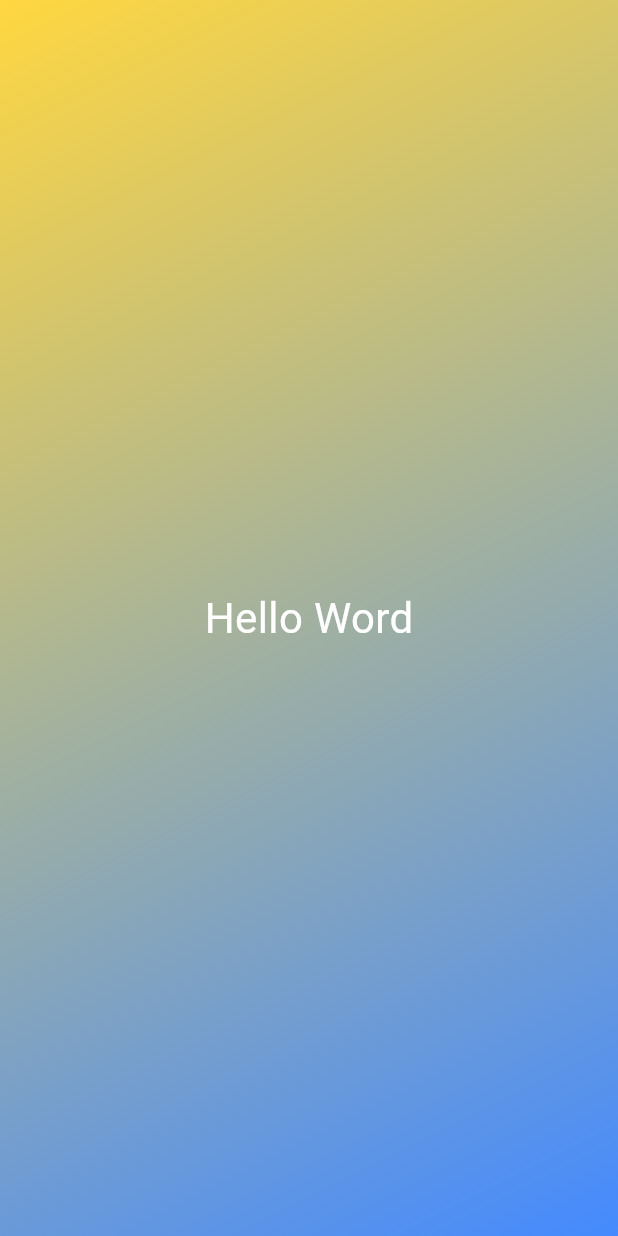
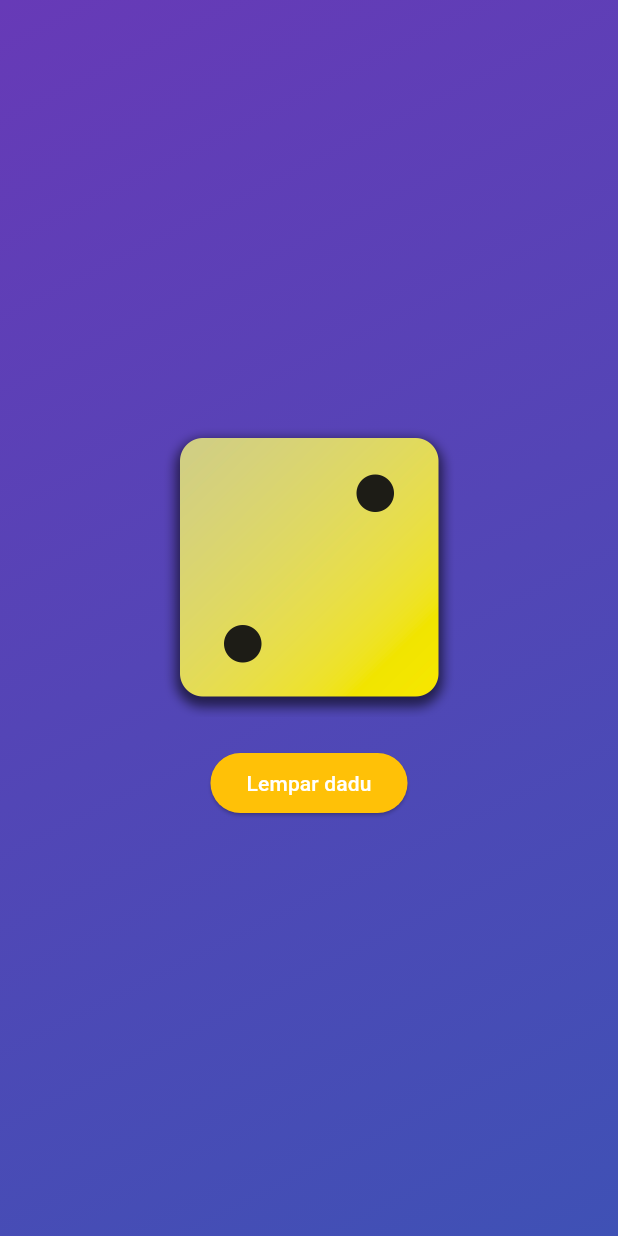
Before and after one commit to arissugiyono/roll_dice_app, a Flutter app: the screen it shows after launch, on a phone screen of 412 x 824 dp. Run offline on Flutter 3.47's test engine with Material 3 defaults, Android fonts, the phone set to English and light mode, and no system bars.

Commit message:
add: button radom dice

```diff
--- /dev/null
+++ b/lib/dice_roller.dart
@@ -0,0 +1,46 @@
+import 'package:flutter/material.dart';
+import 'dart:math';
+
+final randomizer = Random();
+
+class DiceRoller extends StatefulWidget {
+  const DiceRoller({super.key});
+
+  @override
+  State<DiceRoller> createState() => _DiceRollerState();
+}
+
+class _DiceRollerState extends State<DiceRoller> {
+  var currentDiceRoll = 2;
+
+  void rollDice() {
+    setState(() {
+      currentDiceRoll = randomizer.nextInt(6) + 1;
+    });
+  }
+
+  //   void rollDice() {
+  //   var diceRoll = Random().nextInt(6) + 1;
+  //   setState(() {
+  //     activeDiceImage = "assets/images/dice-$diceRoll.png";
+  //   });
+  // }
+
+  @override
+  Widget build(BuildContext context) {
+    return Column(
+      mainAxisSize: MainAxisSize.min,
+      children: [
+        Image.asset("assets/images/dice-$currentDiceRoll.png", width: 200),
+        SizedBox(height: 20),
+        ElevatedButton(
+          onPressed: rollDice,
+          style: ButtonStyle(
+            backgroundColor: WidgetStateProperty.all(Colors.amber),
+          ),
+          child: Text("Lempar dadu", style: TextStyle(color: Colors.white)),
+        ),
+      ],
+    );
+  }
+}
--- a/lib/gradient_container.dart
+++ b/lib/gradient_container.dart
@@ -1,14 +1,20 @@
 import 'package:flutter/material.dart';
+import 'package:roll_dice_app/dice_roller.dart';
 import 'package:roll_dice_app/styled_text.dart';
 
 const startAlignment = Alignment.topLeft;
 const endAlignment = Alignment.bottomRight;
 
 class GradientContainer extends StatelessWidget {
-  const GradientContainer(this.colors1, this.colors2,{super.key});
+  GradientContainer(this.color1, this.color2, {super.key});
 
-  final Color colors1;
-  final Color colors2;
+  GradientContainer.purple({super.key})
+    : color1 = Colors.deepPurple,
+      color2 = Colors.indigo;
+  final Color color1;
+  final Color color2;
+
+
   @override
   Widget build(BuildContext context) {
     return Container(
@@ -16,10 +22,12 @@ class GradientContainer extends StatelessWidget {
         gradient: LinearGradient(
           begin: startAlignment,
           end: endAlignment,
-          colors: [colors1,colors2],
+          colors: [color1, color2],
         ),
       ),
-      child: Center(child: StyledText('Hello Word')),
+      child: Center(
+        child: DiceRoller()
+      ),
     );
   }
 }
--- a/lib/main.dart
+++ b/lib/main.dart
@@ -12,6 +12,6 @@ class MyApp extends StatelessWidget {
   @override
   Widget build(BuildContext context) {
     return MaterialApp(home: Scaffold(
-      body: GradientContainer(Colors.amberAccent, Colors.blueAccent)));
+      body: GradientContainer.purple()));
   }
 }
--- a/pubspec.yaml
+++ b/pubspec.yaml
@@ -58,9 +58,8 @@ flutter:
   uses-material-design: true
 
   # To add assets to your application, add an assets section, like this:
-  # assets:
-  #   - images/a_dot_burr.jpeg
-  #   - images/a_dot_ham.jpeg
+  assets:
+    - assets/images/
 
   # An image asset can refer to one or more resolution-specific "variants", see
   # https://flutter.dev/to/resolution-aware-images
```
Also changed, not shown: assets/images/dice-1.png (added), assets/images/dice-2.png (added), assets/images/dice-3.png (added), assets/images/dice-4.png (added), assets/images/dice-5.png (added), assets/images/dice-6.png (added).
